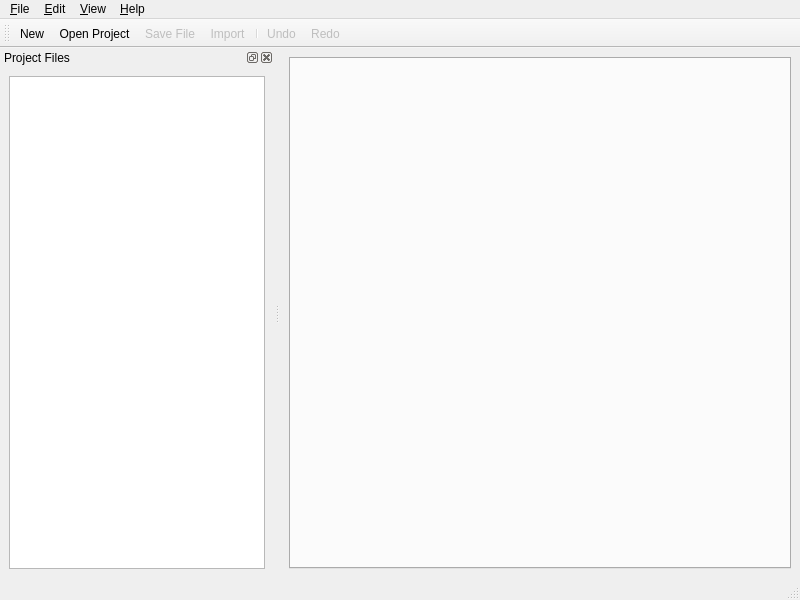
Before: the Qt Designer form mainwindow.ui in gtalent/wombat-editor, drawn with Qt 5.
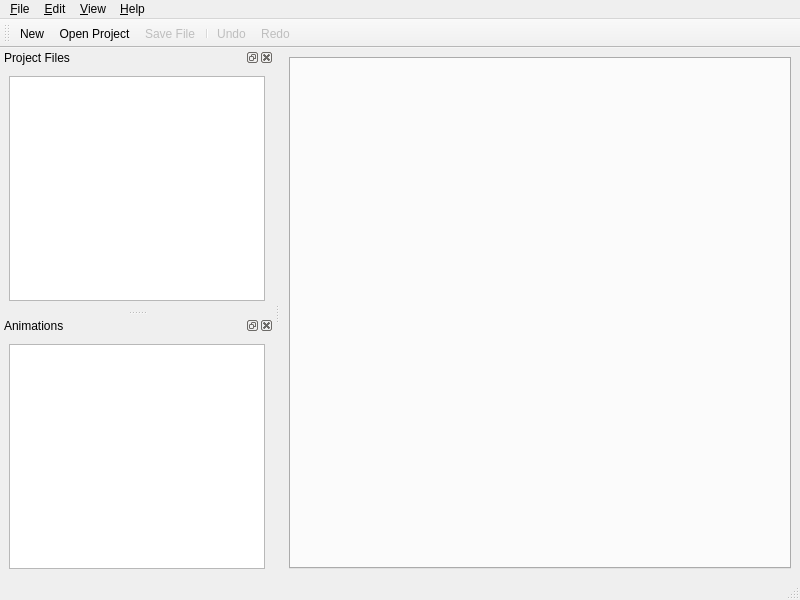
After: the same form once the commit is applied. Icons and pictures are not drawn.

Commit message: Started on sprite sheet editor.

What changed in the file:
```diff
--- a/mainwindow.ui
+++ b/mainwindow.ui
@@ -80,7 +80,6 @@
    <addaction name="actionNewMenu"/>
    <addaction name="actionOpenProject"/>
    <addaction name="actionSave"/>
-   <addaction name="actionImport"/>
    <addaction name="separator"/>
    <addaction name="actionUndo"/>
    <addaction name="actionRedo"/>
@@ -129,6 +128,24 @@
    <addaction name="menuWindow"/>
    <addaction name="menuHelp"/>
   </widget>
+  <widget class="QDockWidget" name="dockAnimationEditor">
+   <property name="features">
+    <set>QDockWidget::AllDockWidgetFeatures</set>
+   </property>
+   <property name="windowTitle">
+    <string>Animations</string>
+   </property>
+   <attribute name="dockWidgetArea">
+    <number>1</number>
+   </attribute>
+   <widget class="QWidget" name="dockWidgetContents_2">
+    <layout class="QHBoxLayout" name="horizontalLayout">
+     <item>
+      <widget class="QTreeView" name="treeView"/>
+     </item>
+    </layout>
+   </widget>
+  </widget>
   <action name="actionSave">
    <property name="enabled">
     <bool>false</bool>
```
Left out of the diff: 53 changed lines with no effect on the pictures. The commit also changes 35 other files.
